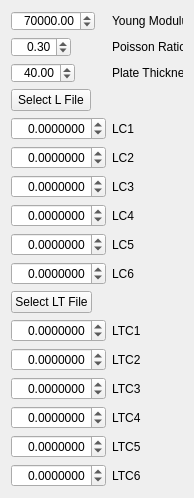
Above: src/Mod/Machining_Distortion/Material.ui from berndhahnebach/All_FreeCAD before the change. Below: the same form after it.
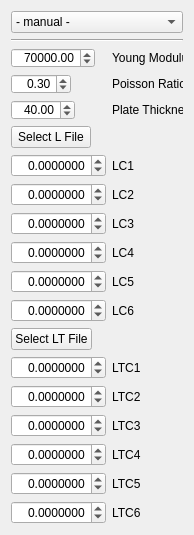
That is the form after the change.

Commit message: fix Preferences Page and start Material

```diff
--- a/src/Mod/Machining_Distortion/Material.ui
+++ b/src/Mod/Machining_Distortion/Material.ui
@@ -7,14 +7,30 @@
     <x>0</x>
     <y>0</y>
     <width>177</width>
-    <height>462</height>
+    <height>535</height>
    </rect>
   </property>
   <property name="windowTitle">
    <string>Form</string>
   </property>
   <layout class="QFormLayout" name="formLayout">
-   <item row="0" column="0">
+   <item row="0" column="0" colspan="2">
+    <widget class="QComboBox" name="comboBox">
+     <item>
+      <property name="text">
+       <string>- manual -</string>
+      </property>
+     </item>
+    </widget>
+   </item>
+   <item row="1" column="0" colspan="2">
+    <widget class="Line" name="line">
+     <property name="orientation">
+      <enum>Qt::Horizontal</enum>
+     </property>
+    </widget>
+   </item>
+   <item row="2" column="0">
     <widget class="QDoubleSpinBox" name="spinBox_young_modulus">
      <property name="sizePolicy">
       <sizepolicy hsizetype="Fixed" vsizetype="Fixed">
@@ -39,14 +55,14 @@
      </property>
     </widget>
    </item>
-   <item row="0" column="1">
+   <item row="2" column="1">
     <widget class="QLabel" name="label_6">
      <property name="text">
       <string>Young Modulus</string>
      </property>
     </widget>
    </item>
-   <item row="1" column="0">
+   <item row="3" column="0">
     <widget class="QDoubleSpinBox" name="spinBox_poisson_ratio">
      <property name="sizePolicy">
       <sizepolicy hsizetype="Fixed" vsizetype="Fixed">
@@ -71,14 +87,14 @@
      </property>
     </widget>
    </item>
-   <item row="1" column="1">
+   <item row="3" column="1">
     <widget class="QLabel" name="label_7">
      <property name="text">
       <string>Poisson Ratio</string>
      </property>
     </widget>
    </item>
-   <item row="2" column="0">
+   <item row="4" column="0">
     <widget class="QDoubleSpinBox" name="spinBox_Plate_Thickness">
      <property name="sizePolicy">
       <sizepolicy hsizetype="Fixed" vsizetype="Fixed">
@@ -106,21 +122,21 @@
      </property>
     </widget>
    </item>
-   <item row="2" column="1">
+   <item row="4" column="1">
     <widget class="QLabel" name="label_8">
      <property name="text">
       <string>Plate Thickness</string>
      </property>
     </widget>
    </item>
-   <item row="3" column="0">
+   <item row="5" column="0">
     <widget class="QPushButton" name="select_L_file">
      <property name="text">
       <string>Select L File</string>
      </property>
     </widget>
    </item>
-   <item row="4" column="0">
+   <item row="6" column="0">
     <widget class="QDoubleSpinBox" name="lc1">
      <property name="minimumSize">
       <size>
@@ -145,14 +161,14 @@
      </property>
     </widget>
    </item>
-   <item row="4" column="1">
+   <item row="6" column="1">
     <widget class="QLabel" name="label_9">
      <property name="text">
       <string>LC1</string>
      </property>
     </widget>
    </item>
-   <item row="5" column="0">
+   <item row="7" column="0">
     <widget class="QDoubleSpinBox" name="lc2">
      <property name="minimumSize">
       <size>
@@ -177,14 +193,14 @@
      </property>
     </widget>
    </item>
-   <item row="5" column="1">
+   <item row="7" column="1">
     <widget class="QLabel" name="label_12">
      <property name="text">
       <string>LC2</string>
      </property>
     </widget>
    </item>
-   <item row="6" column="0">
+   <item row="8" column="0">
     <widget class="QDoubleSpinBox" name="lc3">
      <property name="minimumSize">
       <size>
@@ -209,14 +225,14 @@
      </property>
     </widget>
    </item>
-   <item row="6" column="1">
+   <item row="8" column="1">
     <widget class="QLabel" name="label_11">
      <property name="text">
       <string>LC3</string>
      </property>
     </widget>
    </item>
-   <item row="7" column="0">
+   <item row="9" column="0">
     <widget class="QDoubleSpinBox" name="lc4">
      <property name="minimumSize">
       <size>
@@ -241,14 +257,14 @@
      </property>
     </widget>
    </item>
-   <item row="7" column="1">
+   <item row="9" column="1">
     <widget class="QLabel" name="label_10">
      <property name="text">
       <string>LC4</string>
      </property>
     </widget>
    </item>
-   <item row="8" column="0">
+   <item row="10" column="0">
     <widget class="QDoubleSpinBox" name="lc5">
      <property name="minimumSize">
       <size>
@@ -273,14 +289,14 @@
      </property>
     </widget>
    </item>
-   <item row="8" column="1">
+   <item row="10" column="1">
     <widget class="QLabel" name="label_19">
      <property name="text">
       <string>LC5</string>
      </property>
     </widget>
    </item>
-   <item row="9" column="0">
+   <item row="11" column="0">
     <widget class="QDoubleSpinBox" name="lc6">
      <property name="minimumSize">
       <size>
@@ -305,21 +321,21 @@
      </property>
     </widget>
    </item>
-   <item row="9" column="1">
+   <item row="11" column="1">
     <widget class="QLabel" name="label_20">
      <property name="text">
       <string>LC6</string>
      </property>
     </widget>
    </item>
-   <item row="10" column="0">
+   <item row="12" column="0">
     <widget class="QPushButton" name="select_LT_file">
      <property name="text">
       <string>Select LT File</string>
      </property>
     </widget>
    </item>
-   <item row="11" column="0">
+   <item row="13" column="0">
     <widget class="QDoubleSpinBox" name="ltc1">
      <property name="minimumSize">
       <size>
@@ -344,14 +360,14 @@
      </property>
     </widget>
    </item>
-   <item row="11" column="1">
+   <item row="13" column="1">
     <widget class="QLabel" name="label_16">
      <property name="text">
       <string>LTC1</string>
      </property>
     </widget>
    </item>
-   <item row="12" column="0">
+   <item row="14" column="0">
     <widget class="QDoubleSpinBox" name="ltc2">
      <property name="minimumSize">
       <size>
@@ -376,14 +392,14 @@
      </property>
     </widget>
    </item>
-   <item row="12" column="1">
+   <item row="14" column="1">
     <widget class="QLabel" name="label_13">
      <property name="text">
       <string>LTC2</string>
      </property>
     </widget>
    </item>
-   <item row="13" column="0">
+   <item row="15" column="0">
     <widget class="QDoubleSpinBox" name="ltc3">
      <property name="minimumSize">
       <size>
@@ -408,14 +424,14 @@
      </property>
     </widget>
    </item>
-   <item row="13" column="1">
+   <item row="15" column="1">
     <widget class="QLabel" name="label_14">
      <property name="text">
       <string>LTC3</string>
      </property>
     </widget>
    </item>
-   <item row="14" column="0">
+   <item row="16" column="0">
     <widget class="QDoubleSpinBox" name="ltc4">
      <property name="minimumSize">
       <size>
@@ -440,14 +456,14 @@
      </property>
     </widget>
    </item>
-   <item row="14" column="1">
+   <item row="16" column="1">
     <widget class="QLabel" name="label_15">
      <property name="text">
       <string>LTC4</string>
      </property>
     </widget>
    </item>
-   <item row="15" column="0">
+   <item row="17" column="0">
     <widget class="QDoubleSpinBox" name="ltc5">
      <property name="minimumSize">
       <size>
@@ -472,14 +488,14 @@
      </property>
     </widget>
    </item>
-   <item row="15" column="1">
+   <item row="17" column="1">
     <widget class="QLabel" name="label_17">
      <property name="text">
       <string>LTC5</string>
      </property>
     </widget>
    </item>
-   <item row="16" column="0">
+   <item row="18" column="0">
     <widget class="QDoubleSpinBox" name="ltc6">
      <property name="minimumSize">
       <size>
@@ -504,7 +520,7 @@
      </property>
     </widget>
    </item>
-   <item row="16" column="1">
+   <item row="18" column="1">
     <widget class="QLabel" name="label_18">
      <property name="text">
       <string>LTC6</string>
```
The commit also changes 8 other files.
